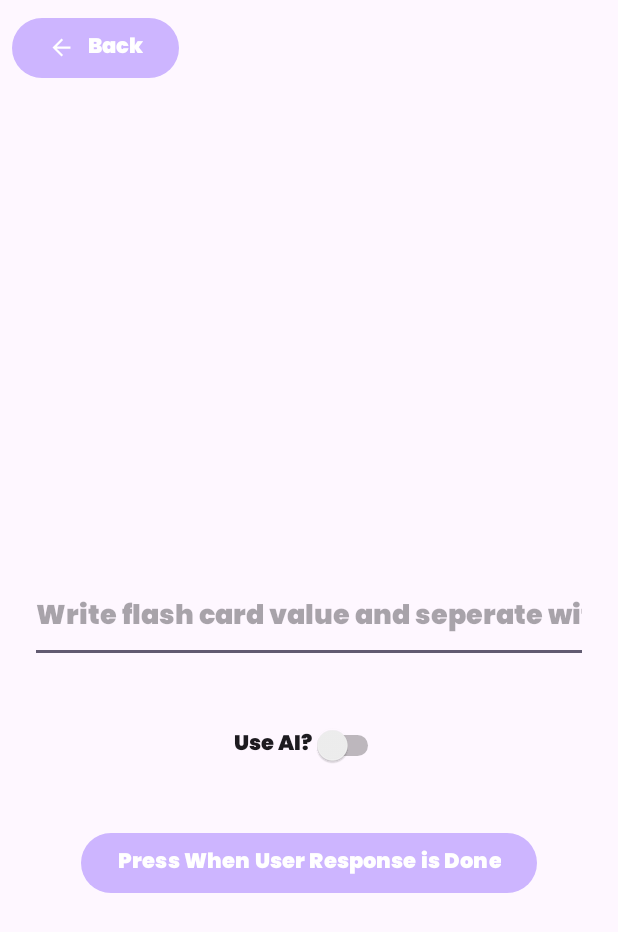
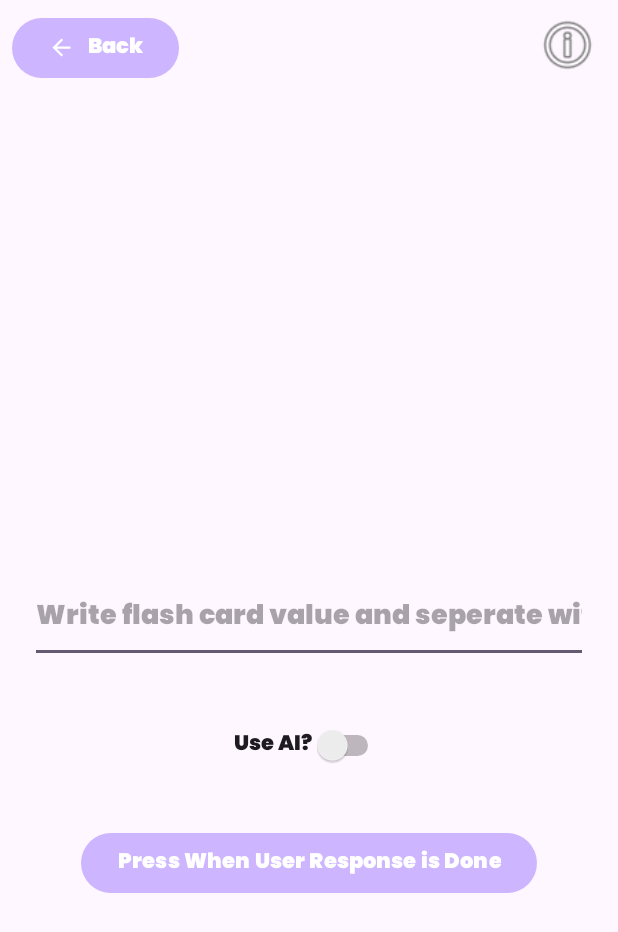
Before and after one commit to Lethalbacon28/ProductivityApp, an Android app: the Flashcard screen opened directly, with no data from a screen before it, on a phone screen of 412 x 824 dp. Shown: the top 932 px of the screen. Run offline under Robolectric (Android 15) with nearby library versions, the phone set to English and light mode, and no system bars; libraries missing offline, so code that uses them is left out: com.google.ai.client; 1 statement that could not run was skipped.

Commit message:
Added an info button for the flashcards.

```diff
--- a/app/src/main/res/layout/activity_flashcard.xml
+++ b/app/src/main/res/layout/activity_flashcard.xml
@@ -118,6 +118,18 @@
         app:layout_constraintBottom_toTopOf="@+id/button_flashcard_submit"
         app:layout_constraintEnd_toEndOf="parent"
         app:layout_constraintStart_toStartOf="parent"
-        app:layout_constraintTop_toBottomOf="@+id/editText_flashcard_userResponse" />
+        app:layout_constraintTop_toBottomOf="@+id/editText_flashcard_userResponse"
+        tools:ignore="UseSwitchCompatOrMaterialXml" />
+
+    <ImageView
+        android:id="@+id/imageView_flashcard_info"
+        android:layout_width="51dp"
+        android:layout_height="44dp"
+        android:layout_marginTop="8dp"
+        android:layout_marginEnd="8dp"
+        android:fontFamily="@font/poppins"
+        app:layout_constraintEnd_toEndOf="parent"
+        app:layout_constraintTop_toTopOf="parent"
+        app:srcCompat="@android:drawable/ic_menu_info_details" />
 
 </androidx.constraintlayout.widget.ConstraintLayout>
--- a/app/src/main/res/layout/activity_memory_pi_file_select.xml
+++ b/app/src/main/res/layout/activity_memory_pi_file_select.xml
@@ -43,7 +43,7 @@
         android:text="@string/fileSelect"
         android:textSize="20sp"
         app:layout_constraintBottom_toBottomOf="@+id/button_memoryPiFileSelect_back"
-        app:layout_constraintEnd_toStartOf="@+id/imageView_memoryPiFileSelect_info"
+        app:layout_constraintEnd_toStartOf="@+id/imageView_memoryPi_fileSelectInfo"
         app:layout_constraintStart_toEndOf="@+id/button_memoryPiFileSelect_back"
         app:layout_constraintTop_toTopOf="parent" />
 
@@ -72,7 +72,7 @@
         app:srcCompat="@android:drawable/ic_popup_sync" />
 
     <ImageView
-        android:id="@+id/imageView_memoryPiFileSelect_info"
+        android:id="@+id/imageView_memoryPi_fileSelectInfo"
         android:fontFamily="@font/poppins"
         android:layout_width="wrap_content"
         android:layout_height="wrap_content"
```
Also changed, not shown: app/src/main/java/com/example/productivityapp/Flashcard.kt (+17 -3 lines).
